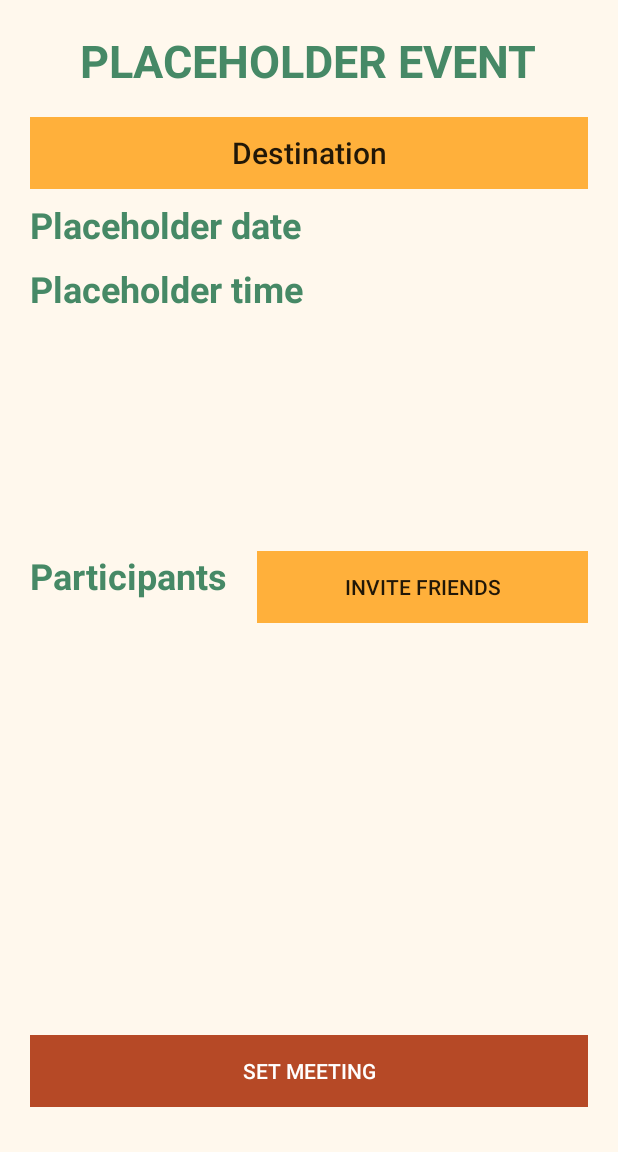
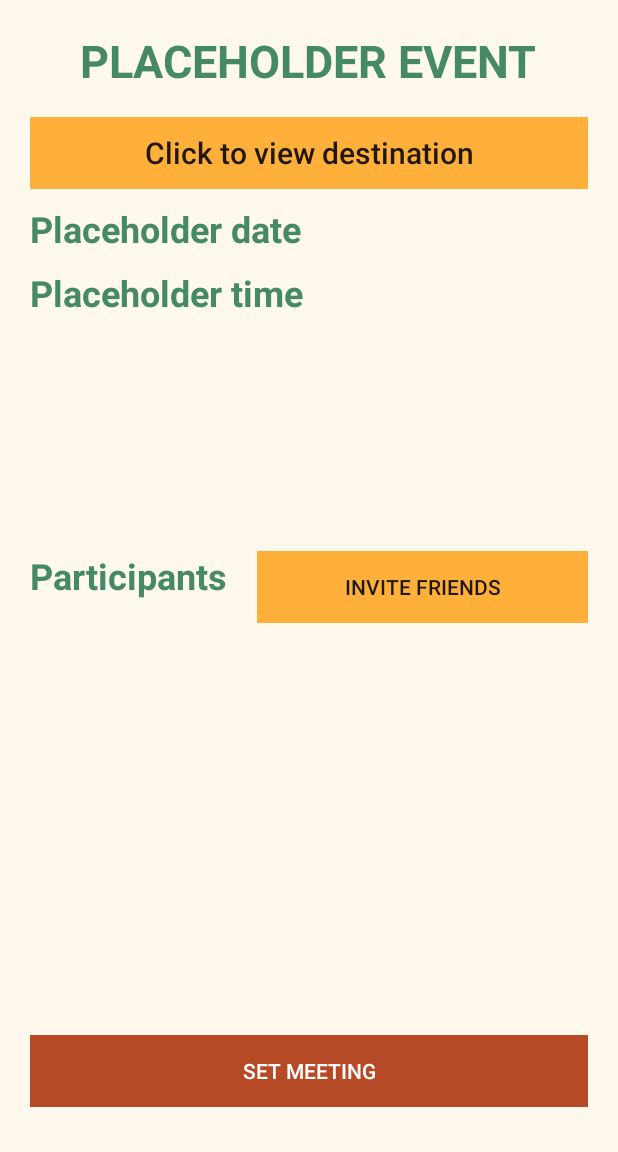
Before and after one commit to UrOnMyHitList/LetsGo, an Android app: the ViewEditMeetingActivity screen opened directly, with no data from a screen before it, on a phone screen of 412 x 824 dp, the part 84-1236 px from its top. Run offline under Robolectric (Android 15) with nearby library versions, the phone set to English and light mode, and no system bars; our stand-ins replace Firebase (no records; nobody signed in at launch, a user with empty details on screens opened directly); 6 statements that could not run were skipped.

Commit message:
Show meeting location address on destination button

```diff
--- a/app/src/main/res/layout/activity_view_edit_single_meeting.xml
+++ b/app/src/main/res/layout/activity_view_edit_single_meeting.xml
@@ -23,20 +23,6 @@
         android:textColor="@color/royalAway" />
 
     <TextView
-        android:id="@+id/destination_textView"
-        android:layout_width="wrap_content"
-        android:layout_height="wrap_content"
-        android:layout_alignParentStart="true"
-        android:textSize="24sp"
-        android:textStyle="bold"
-        android:layout_marginStart="20dp"
-        android:layout_marginTop="10dp"
-        android:layout_marginBottom="10dp"
-        android:textColor="@color/royalAway"
-        android:text="Placeholder destination"
-        android:layout_below="@id/meetingName_textView" />
-
-    <TextView
         android:id="@+id/date_textView"
         android:layout_width="wrap_content"
         android:layout_height="wrap_content"
@@ -47,7 +33,7 @@
         android:layout_marginBottom="10dp"
         android:textColor="@color/royalAway"
         android:text="Placeholder date"
-        android:layout_below="@id/destination_textView" />
+        android:layout_below="@id/destination_button" />
 
     <TextView
         android:id="@+id/time_textView"
@@ -92,7 +78,7 @@
         android:background="@color/colorPrimaryDark"
         android:ems="10"
         android:inputType="textPersonName"
-        android:text="Destination"
+        android:text="Click to view destination"
         android:textSize="20sp"
         android:visibility="visible" />
     <EditText
```
Also changed, not shown: app/src/main/java/t/systematic/letsgo/MeetingActivities/MeetingDestinationActivity.java (+6 -3 lines), app/src/main/java/t/systematic/letsgo/MeetingActivities/ViewEditMeetingActivity.java (+62 -2 lines).
